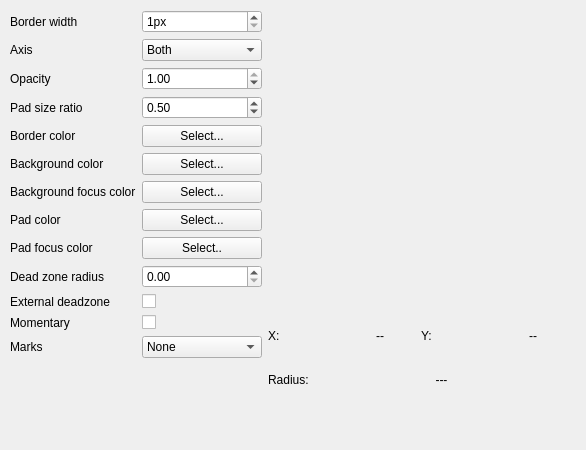
The window that mainwindow.ui (weirdgyn/QVirtualPad) describes before a commit, drawn with Qt 5.
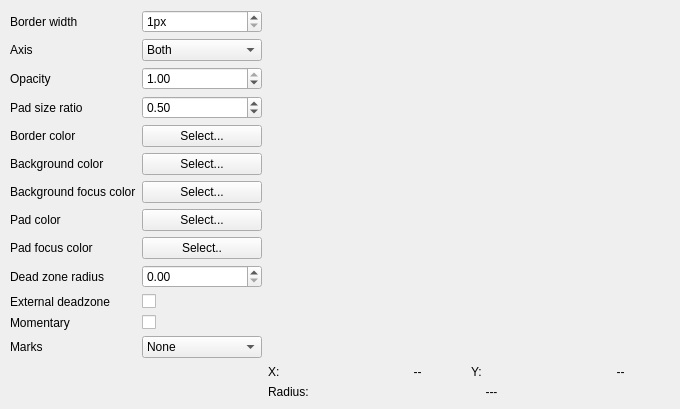
The same window after the commit. Custom widgets are drawn as their Qt base class.

Commit message: Several layout fixes

The edit to the form file:
```diff
--- a/mainwindow.ui
+++ b/mainwindow.ui
@@ -6,8 +6,8 @@
    <rect>
     <x>0</x>
     <y>0</y>
-    <width>586</width>
-    <height>450</height>
+    <width>680</width>
+    <height>409</height>
    </rect>
   </property>
   <property name="windowTitle">
@@ -19,7 +19,7 @@
      <rect>
       <x>10</x>
       <y>10</y>
-      <width>558</width>
+      <width>658</width>
       <height>389</height>
      </rect>
     </property>
@@ -259,7 +259,7 @@
         <widget class="QVirtualPad" name="vg" native="true">
          <property name="minimumSize">
           <size>
-           <width>300</width>
+           <width>400</width>
            <height>300</height>
           </size>
          </property>
@@ -267,10 +267,19 @@
        </item>
        <item>
         <layout class="QVBoxLayout" name="verticalLayout">
+         <property name="sizeConstraint">
+          <enum>QLayout::SetDefaultConstraint</enum>
+         </property>
          <item>
           <layout class="QHBoxLayout" name="horizontalLayout">
            <item>
             <widget class="QLabel" name="lblX">
+             <property name="sizePolicy">
+              <sizepolicy hsizetype="Preferred" vsizetype="Maximum">
+               <horstretch>0</horstretch>
+               <verstretch>0</verstretch>
+              </sizepolicy>
+             </property>
              <property name="text">
               <string>X:</string>
              </property>
@@ -281,6 +290,12 @@
            </item>
            <item>
             <widget class="QLabel" name="X">
+             <property name="sizePolicy">
+              <sizepolicy hsizetype="Preferred" vsizetype="Maximum">
+               <horstretch>0</horstretch>
+               <verstretch>0</verstretch>
+              </sizepolicy>
+             </property>
              <property name="text">
               <string>--</string>
              </property>
@@ -291,6 +306,12 @@
            </item>
            <item>
             <widget class="QLabel" name="lblY">
+             <property name="sizePolicy">
+              <sizepolicy hsizetype="Preferred" vsizetype="Maximum">
+               <horstretch>0</horstretch>
+               <verstretch>0</verstretch>
+              </sizepolicy>
+             </property>
              <property name="text">
               <string>Y:</string>
              </property>
@@ -301,6 +322,12 @@
            </item>
            <item>
             <widget class="QLabel" name="Y">
+             <property name="sizePolicy">
+              <sizepolicy hsizetype="Preferred" vsizetype="Maximum">
+               <horstretch>0</horstretch>
+               <verstretch>0</verstretch>
+              </sizepolicy>
+             </property>
              <property name="text">
               <string>--</string>
              </property>
@@ -313,10 +340,13 @@
          </item>
          <item>
           <layout class="QHBoxLayout" name="horizontalLayout_2">
+           <property name="sizeConstraint">
+            <enum>QLayout::SetDefaultConstraint</enum>
+           </property>
            <item>
             <widget class="QLabel" name="lblRadius">
              <property name="sizePolicy">
-              <sizepolicy hsizetype="Maximum" vsizetype="Preferred">
+              <sizepolicy hsizetype="Maximum" vsizetype="Maximum">
                <horstretch>0</horstretch>
                <verstretch>0</verstretch>
               </sizepolicy>
@@ -329,7 +359,7 @@
            <item>
             <widget class="QLabel" name="lblRadiusValue">
              <property name="sizePolicy">
-              <sizepolicy hsizetype="Preferred" vsizetype="Preferred">
+              <sizepolicy hsizetype="Preferred" vsizetype="Maximum">
                <horstretch>0</horstretch>
                <verstretch>0</verstretch>
               </sizepolicy>
```
The commit also changes 2 other files.
